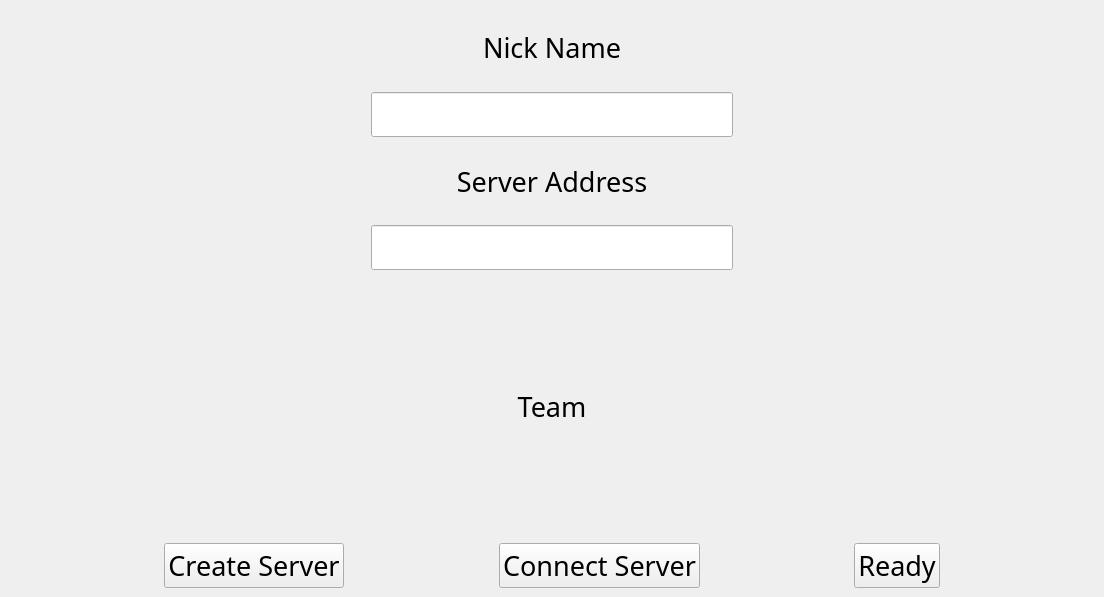
First picture: the form in src/startWindow/startWindow.ui, repository Generals-OI/Generals.OI, before the edit.
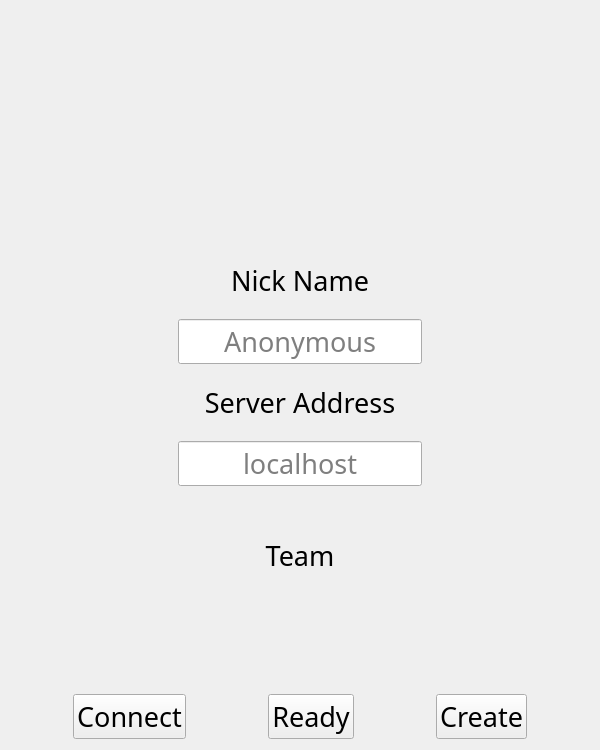
Second picture: the form after the edit. Icons and pictures are not drawn.

The edit to the form file:
```diff
--- a/src/startWindow/startWindow.ui
+++ b/src/startWindow/startWindow.ui
@@ -1,18 +1,24 @@
 <?xml version="1.0" encoding="UTF-8"?>
 <ui version="4.0">
  <class>StartWindow</class>
- <widget class="QMainWindow" name="StartWindow">
+ <widget class="QWidget" name="StartWindow">
   <property name="geometry">
    <rect>
     <x>0</x>
     <y>0</y>
-    <width>1104</width>
-    <height>597</height>
+    <width>600</width>
+    <height>750</height>
    </rect>
   </property>
+  <property name="minimumSize">
+   <size>
+    <width>0</width>
+    <height>0</height>
+   </size>
+  </property>
   <property name="font">
    <font>
-    <family>Quicksand Bold</family>
+    <family>Quicksand Regular</family>
     <pointsize>20</pointsize>
     <stylestrategy>PreferAntialias</stylestrategy>
    </font>
@@ -20,10 +26,89 @@
   <property name="windowTitle">
    <string>MainWindow</string>
   </property>
-  <widget class="QWidget" name="layout">
-   <layout class="QVBoxLayout" name="verticalLayout_11">
+  <layout class="QVBoxLayout" name="verticalLayout_2">
+   <item>
+    <layout class="QHBoxLayout" name="hlImage">
+     <property name="topMargin">
+      <number>0</number>
+     </property>
+     <item>
+      <spacer name="hsImage1">
+       <property name="orientation">
+        <enum>Qt::Horizontal</enum>
+       </property>
+       <property name="sizeHint" stdset="0">
+        <size>
+         <width>40</width>
+         <height>20</height>
+        </size>
+       </property>
+      </spacer>
+     </item>
+     <item>
+      <widget class="QLabel" name="lbImage">
+       <property name="minimumSize">
+        <size>
+         <width>200</width>
+         <height>200</height>
+        </size>
+       </property>
+       <property name="maximumSize">
+        <size>
+         <width>200</width>
+         <height>200</height>
+        </size>
+       </property>
+       <property name="sizeIncrement">
+        <size>
+         <width>200</width>
+         <height>200</height>
+        </size>
+       </property>
+       <property name="text">
+        <string/>
+       </property>
+       <property name="pixmap">
+        <pixmap resource="../../res/generals.qrc">:/img/Icon.png</pixmap>
+       </property>
+       <property name="scaledContents">
+        <bool>true</bool>
+       </property>
+      </widget>
+     </item>
+     <item>
+      <spacer name="hsImage2">
+       <property name="orientation">
+        <enum>Qt::Horizontal</enum>
+       </property>
+       <property name="sizeHint" stdset="0">
+        <size>
+         <width>40</width>
+         <height>20</height>
+        </size>
+       </property>
+      </spacer>
+     </item>
+    </layout>
+   </item>
+   <item>
+    <spacer name="vs3">
+     <property name="orientation">
+      <enum>Qt::Vertical</enum>
+     </property>
+     <property name="sizeHint" stdset="0">
+      <size>
+       <width>20</width>
+       <height>40</height>
+      </size>
+     </property>
+    </spacer>
+   </item>
     <item>
      <layout class="QHBoxLayout" name="hlInput">
+     <property name="spacing">
+      <number>20</number>
+     </property>
       <item>
        <spacer name="hsInput1">
         <property name="orientation">
@@ -39,8 +124,18 @@
       </item>
       <item>
        <layout class="QVBoxLayout" name="vlInput">
+       <property name="spacing">
+        <number>20</number>
+       </property>
         <item>
          <widget class="QLabel" name="lbNickName">
+         <property name="font">
+          <font>
+           <family>Quicksand Bold</family>
+           <pointsize>20</pointsize>
+           <stylestrategy>PreferAntialias</stylestrategy>
+          </font>
+         </property>
           <property name="text">
            <string>Nick Name</string>
           </property>
@@ -50,10 +145,37 @@
          </widget>
         </item>
         <item>
-         <widget class="QLineEdit" name="leNickName"/>
+        <widget class="QLineEdit" name="leNickName">
+         <property name="font">
+          <font>
+           <family>Quicksand Bold</family>
+           <pointsize>20</pointsize>
+           <stylestrategy>PreferAntialias</stylestrategy>
+          </font>
+         </property>
+         <property name="whatsThis">
+          <string/>
+         </property>
+         <property name="inputMask">
+          <string/>
+         </property>
+         <property name="alignment">
+          <set>Qt::AlignCenter</set>
+         </property>
+         <property name="placeholderText">
+          <string>Anonymous</string>
+         </property>
+        </widget>
         </item>
         <item>
          <widget class="QLabel" name="lbServerAddress">
+         <property name="font">
+          <font>
+           <family>Quicksand Bold</family>
+           <pointsize>20</pointsize>
+           <stylestrategy>PreferAntialias</stylestrategy>
+          </font>
+         </property>
           <property name="text">
            <string>Server Address</string>
           </property>
@@ -63,7 +185,21 @@
          </widget>
         </item>
         <item>
-         <widget class="QLineEdit" name="leServerAddress"/>
+        <widget class="QLineEdit" name="leServerAddress">
+         <property name="font">
+          <font>
+           <family>Quicksand Bold</family>
+           <pointsize>20</pointsize>
+           <stylestrategy>PreferAntialias</stylestrategy>
+          </font>
+         </property>
+         <property name="alignment">
+          <set>Qt::AlignCenter</set>
+         </property>
+         <property name="placeholderText">
+          <string>localhost</string>
+         </property>
+        </widget>
         </item>
        </layout>
       </item>
@@ -82,10 +218,33 @@
       </item>
      </layout>
     </item>
+   <item>
+    <spacer name="vs1">
+     <property name="orientation">
+      <enum>Qt::Vertical</enum>
+     </property>
+     <property name="sizeHint" stdset="0">
+      <size>
+       <width>20</width>
+       <height>40</height>
+      </size>
+     </property>
+    </spacer>
+   </item>
     <item>
      <layout class="QVBoxLayout" name="vlTeam">
+     <property name="spacing">
+      <number>20</number>
+     </property>
       <item>
        <widget class="QLabel" name="lbTeam">
+       <property name="font">
+        <font>
+         <family>Quicksand Bold</family>
+         <pointsize>20</pointsize>
+         <stylestrategy>PreferAntialias</stylestrategy>
+        </font>
+       </property>
         <property name="text">
          <string>Team</string>
         </property>
@@ -95,14 +254,85 @@
        </widget>
       </item>
       <item>
-       <layout class="QHBoxLayout" name="hlTeam"/>
-      </item>
-     </layout>
+      <layout class="QHBoxLayout" name="hlTeam">
+       <property name="spacing">
+        <number>20</number>
+       </property>
+       <item>
+        <spacer name="hsTeam1">
+         <property name="orientation">
+          <enum>Qt::Horizontal</enum>
+         </property>
+         <property name="sizeHint" stdset="0">
+          <size>
+           <width>40</width>
+           <height>20</height>
+          </size>
+         </property>
+        </spacer>
+       </item>
+       <item>
+        <spacer name="hsTeam2">
+         <property name="orientation">
+          <enum>Qt::Horizontal</enum>
+         </property>
+         <property name="sizeHint" stdset="0">
+          <size>
+           <width>40</width>
+           <height>20</height>
+          </size>
+         </property>
+        </spacer>
+       </item>
+      </layout>
+     </item>
+    </layout>
+   </item>
+   <item>
+    <spacer name="vs2">
+     <property name="orientation">
+      <enum>Qt::Vertical</enum>
+     </property>
+     <property name="sizeHint" stdset="0">
+      <size>
+       <width>20</width>
+       <height>40</height>
+      </size>
+     </property>
+    </spacer>
+   </item>
+   <item>
+    <layout class="QVBoxLayout" name="verticalLayout">
+     <property name="spacing">
+      <number>20</number>
+     </property>
+     <item>
+      <widget class="QLabel" name="lbMessage">
+       <property name="maximumSize">
+        <size>
+         <width>16777215</width>
+         <height>80</height>
+        </size>
+       </property>
+       <property name="font">
+        <font>
+         <family>Quicksand Regular</family>
+         <pointsize>16</pointsize>
+         <stylestrategy>PreferAntialias</stylestrategy>
+        </font>
+       </property>
+       <property name="text">
+        <string/>
+       </property>
+       <property name="alignment">
+        <set>Qt::AlignCenter</set>
+       </property>
+      </widget>
     </item>
     <item>
      <layout class="QHBoxLayout" name="hlButton">
       <property name="spacing">
-       <number>0</number>
+        <number>20</number>
       </property>
       <item>
        <spacer name="hsButton1">
@@ -117,35 +347,25 @@
         </property>
        </spacer>
       </item>
-      <item>
-       <widget class="QPushButton" name="pbCreateServer">
-        <property name="text">
-         <string>Create Server</string>
-        </property>
-       </widget>
-      </item>
-      <item>
-       <spacer name="hsButton2">
-        <property name="orientation">
-         <enum>Qt::Horizontal</enum>
-        </property>
-        <property name="sizeHint" stdset="0">
-         <size>
-          <width>40</width>
-          <height>20</height>
-         </size>
-        </property>
-       </spacer>
-      </item>
       <item>
        <widget class="QPushButton" name="pbConnect">
+         <property name="font">
+          <font>
+           <family>Quicksand Bold</family>
+           <pointsize>20</pointsize>
+           <stylestrategy>PreferAntialias</stylestrategy>
+          </font>
+         </property>
+         <property name="whatsThis">
+          <string>Connect to game server</string>
+         </property>
         <property name="text">
-         <string>Connect Server</string>
+          <string>Connect</string>
         </property>
        </widget>
       </item>
       <item>
-       <spacer name="hsButton3">
+        <spacer name="hsButton2">
         <property name="orientation">
          <enum>Qt::Horizontal</enum>
         </property>
@@ -159,11 +379,51 @@
       </item>
       <item>
        <widget class="QPushButton" name="pbReady">
+         <property name="font">
+          <font>
+           <family>Quicksand Bold</family>
+           <pointsize>20</pointsize>
+           <stylestrategy>PreferAntialias</stylestrategy>
+          </font>
+         </property>
+         <property name="whatsThis">
+          <string>Ready to play</string>
+         </property>
         <property name="text">
          <string>Ready</string>
         </property>
        </widget>
       </item>
+       <item>
+        <spacer name="hsButton3">
+         <property name="orientation">
+          <enum>Qt::Horizontal</enum>
+         </property>
+         <property name="sizeHint" stdset="0">
+          <size>
+           <width>40</width>
+           <height>20</height>
+          </size>
+         </property>
+        </spacer>
+       </item>
+       <item>
+        <widget class="QPushButton" name="pbCreateServer">
+         <property name="font">
+          <font>
+           <family>Quicksand Bold</family>
+           <pointsize>20</pointsize>
+           <stylestrategy>PreferAntialias</stylestrategy>
+          </font>
+         </property>
+         <property name="whatsThis">
+          <string>Create game server</string>
+         </property>
+         <property name="text">
+          <string>Create</string>
+         </property>
+        </widget>
+       </item>
       <item>
        <spacer name="hsButton4">
         <property name="orientation">
@@ -180,8 +440,11 @@
      </layout>
     </item>
    </layout>
-  </widget>
- </widget>
- <resources/>
+   </item>
+  </layout>
+ </widget>
+ <resources>
+  <include location="../../res/generals.qrc"/>
+ </resources>
  <connections/>
 </ui>
```
Lines whose indentation alone changed are shown as unchanged.
